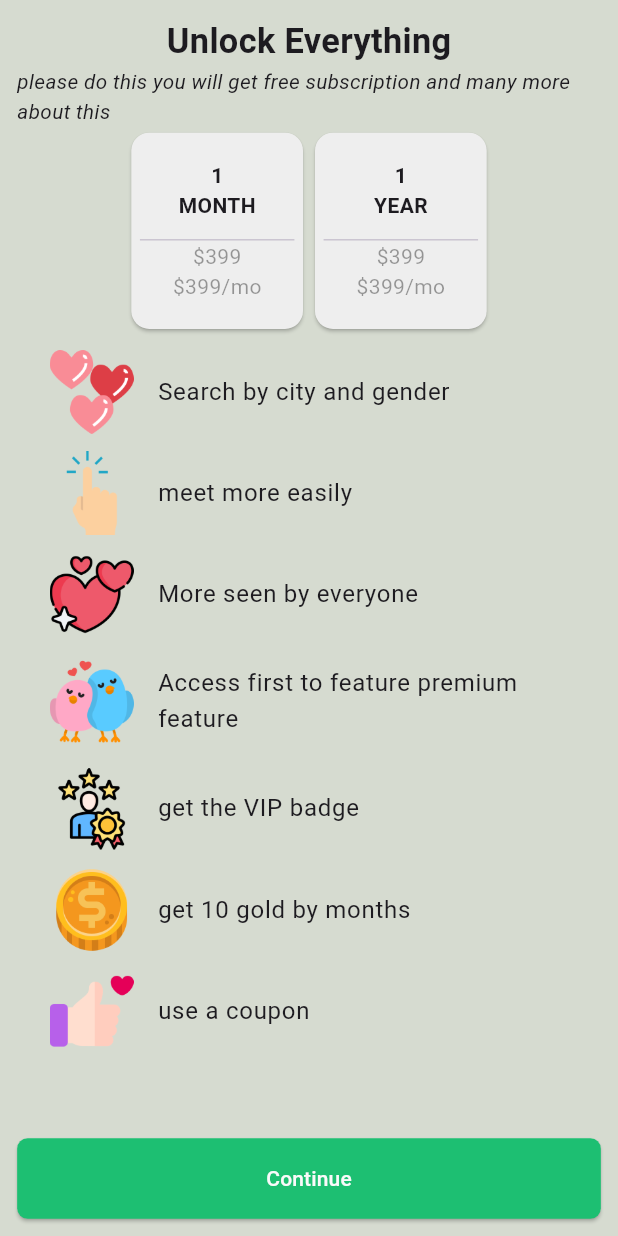
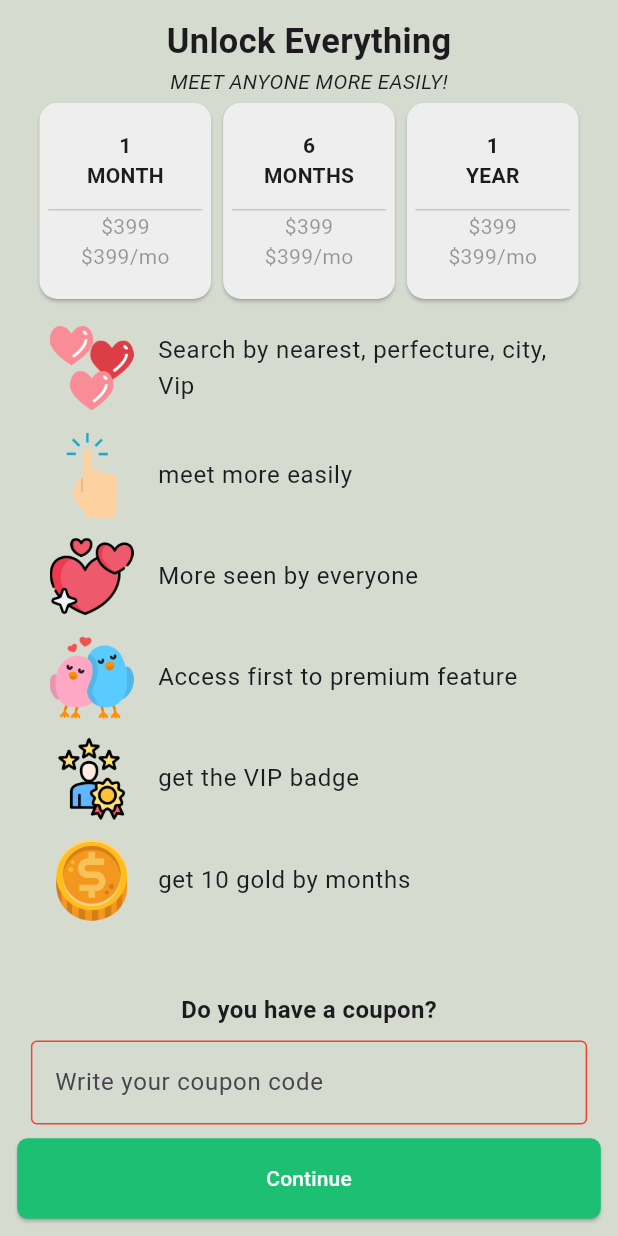
Before and after one commit to bakht200/Totomo, a Flutter app: the SubscriptionPage screen opened directly, on a phone screen of 412 x 824 dp. Run offline on Flutter 3.47's test engine with Material 2 defaults, Android fonts, the phone set to English and light mode, and no system bars; our stand-ins replace badges, flutter_screenutil, flutter_svg, image_picker, material_design_icons_flutter, numberpicker and 1 more; missing offline and left inert: camera_camera, floating_action_bubble, material_dialogs; network calls fail.

Commit message:
implement suggested UI changes

```diff
--- a/lib/constants/app_theme.dart
+++ b/lib/constants/app_theme.dart
@@ -6,7 +6,7 @@ const appFooterColor = Color(0xFFFFFFFF);
 const white = Color(0xFFFFFFFF);
 const black = Color(0xFF000000);
 
-final storyBorderColor = [Color(0xFF39B58B), Color(0xFF03766E)];
+final storyBorderColor = [Color(0xFF1DBF72), Color.fromARGB(255, 58, 202, 132)];
 
 class AppTheme {
   static var secondaryColor = 0xFF8BBF72;
--- a/lib/view/subscription_page.dart
+++ b/lib/view/subscription_page.dart
@@ -22,6 +22,12 @@ class _SubscriptionPageState extends State<SubscriptionPage> {
       'total': '\$399/mo',
     },
     {
+      'index': '6',
+      'name': 'MONTHS',
+      'price': '\$399',
+      'total': '\$399/mo',
+    },
+    {
       'index': '1',
       'name': 'YEAR',
       'price': '\$399',
@@ -32,7 +38,7 @@ class _SubscriptionPageState extends State<SubscriptionPage> {
   var premiumFacility = [
     {
       'icon': 'assets/images/hearts.png',
-      'title': 'Search by city and gender',
+      'title': 'Search by nearest, perfecture, city, Vip',
     },
     {
       'icon': 'assets/images/tap.png',
@@ -44,7 +50,7 @@ class _SubscriptionPageState extends State<SubscriptionPage> {
     },
     {
       'icon': 'assets/images/love-birds.png',
-      'title': 'Access first to feature premium feature',
+      'title': 'Access first to premium feature',
     },
     {
       'icon': 'assets/images/reputation.png',
@@ -53,10 +59,6 @@ class _SubscriptionPageState extends State<SubscriptionPage> {
     {
       'icon': 'assets/images/dollar-coin.png',
       'title': 'get 10 gold by months',
-    },
-    {
-      'icon': 'assets/images/like.png',
-      'title': 'use a coupon',
     },
   ];
 
@@ -74,8 +76,7 @@ class _SubscriptionPageState extends State<SubscriptionPage> {
                 'Unlock Everything',
                 style: TextStyle(fontSize: 20.sp, fontWeight: FontWeight.bold),
               ),
-              Text(
-                  'please do this you will get free subscription and many more about this',
+              Text('MEET ANYONE MORE EASILY!',
                   style:
                       TextStyle(fontSize: 12.sp, fontStyle: FontStyle.italic)),
               SizedBox(
@@ -177,6 +178,25 @@ class _SubscriptionPageState extends State<SubscriptionPage> {
                       );
                     }),
               ),
+              Text(
+                'Do you have a coupon?',
+                style: TextStyle(fontSize: 14.sp, fontWeight: FontWeight.bold),
+              ),
+              Padding(
+                padding: EdgeInsets.all(8.0.w),
+                child: const TextField(
+                  decoration: InputDecoration(
+                    focusedBorder: OutlineInputBorder(
+                      borderSide:
+                          BorderSide(color: Colors.greenAccent, width: 1.0),
+                    ),
+                    enabledBorder: OutlineInputBorder(
+                      borderSide: BorderSide(color: Colors.red, width: 1.0),
+                    ),
+                    hintText: 'Write your coupon code',
+                  ),
+                ),
+              ),
               SizedBox(
                   width: double.infinity, //
                   height: 45.h,
@@ -184,7 +204,7 @@ class _SubscriptionPageState extends State<SubscriptionPage> {
                       primaryColor: Color(AppTheme.primaryColor),
                       textColor: Color(0xFFFAFAFA),
                       onpressFunction: () {
-                        Navigator.of(context).pop();
+                        // Navigator.of(context).pop();
                       },
                       title: 'Continue')),
             ],
```
Also changed, not shown: lib/view/dashboard.dart (+3 -4 lines), lib/view/home_page.dart (+1 -13 lines), lib/view/stepper_form.dart (+28 -3 lines), lib/widgets/post_item.dart (+14 -4 lines), assets/images/diamond.png (added), assets/images/value.png (added).
